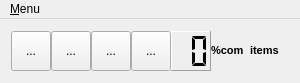
Above: hmi_tester/hmitestercontrol.ui from pedromateo/openhmitester before the change. Below: the same form after it.
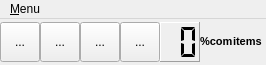
That is the form after the change. Icons and pictures are not drawn.

What changed in the file:
```diff
--- a/hmi_tester/hmitestercontrol.ui
+++ b/hmi_tester/hmitestercontrol.ui
@@ -9,8 +9,8 @@
    <rect>
     <x>0</x>
     <y>0</y>
-    <width>300</width>
-    <height>83</height>
+    <width>266</width>
+    <height>65</height>
    </rect>
   </property>
   <property name="sizePolicy">
@@ -79,6 +79,24 @@
     </size>
    </property>
    <layout class="QHBoxLayout" name="horizontalLayout_2">
+    <property name="spacing">
+     <number>0</number>
+    </property>
+    <property name="sizeConstraint">
+     <enum>QLayout::SetMinimumSize</enum>
+    </property>
+    <property name="leftMargin">
+     <number>0</number>
+    </property>
+    <property name="topMargin">
+     <number>0</number>
+    </property>
+    <property name="rightMargin">
+     <number>0</number>
+    </property>
+    <property name="bottomMargin">
+     <number>0</number>
+    </property>
     <item>
      <layout class="QHBoxLayout" name="horizontalLayout">
       <property name="spacing">
@@ -262,7 +280,7 @@
     <rect>
      <x>0</x>
      <y>0</y>
-     <width>300</width>
+     <width>266</width>
      <height>23</height>
     </rect>
    </property>
```
Left out of the diff: 26 changed lines with no effect on the pictures.
